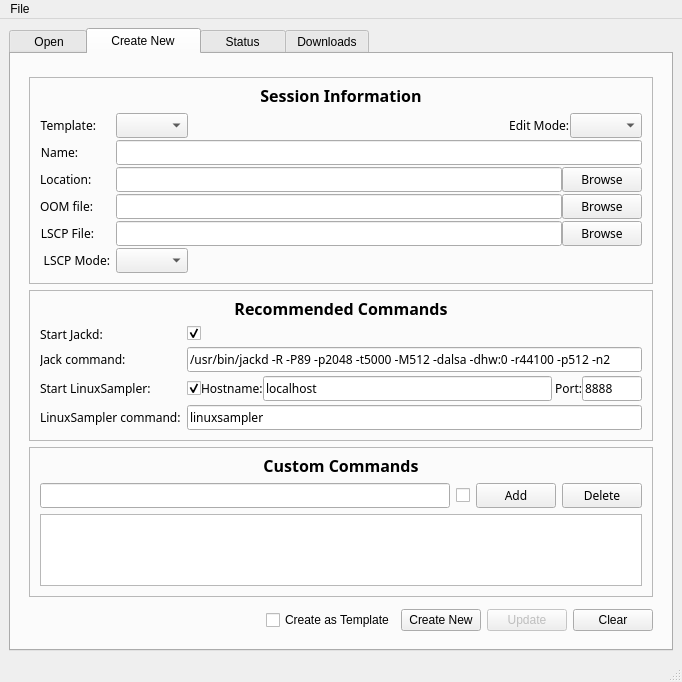
Old version of the form oostudio/OOStudioBase.ui in the repository ccherrett/oom.
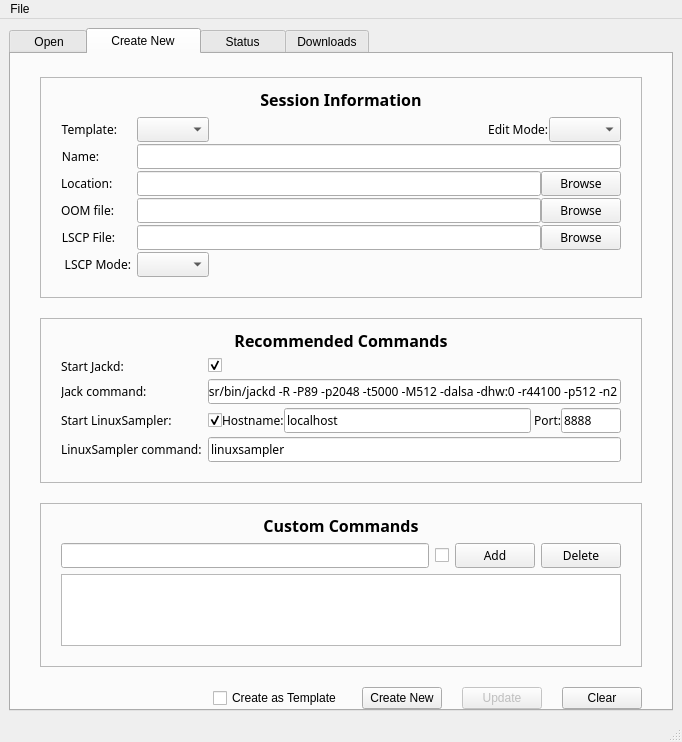
New version of the form. The open tabs and pages were chosen to show the change.

Commit message: OOStudio: Increase spacing on vertical layouts

Diff of the .ui file:
```diff
--- a/oostudio/OOStudioBase.ui
+++ b/oostudio/OOStudioBase.ui
@@ -195,6 +195,15 @@
         <string>    Create New    </string>
        </attribute>
        <layout class="QVBoxLayout" name="verticalLayout_8">
+        <property name="leftMargin">
+         <number>20</number>
+        </property>
+        <property name="rightMargin">
+         <number>20</number>
+        </property>
+        <property name="bottomMargin">
+         <number>0</number>
+        </property>
         <item>
          <widget class="QFrame" name="frame">
           <property name="frameShape">
@@ -207,9 +216,15 @@
            <number>0</number>
           </property>
           <layout class="QVBoxLayout" name="verticalLayout_5">
+           <property name="spacing">
+            <number>20</number>
+           </property>
            <property name="topMargin">
             <number>14</number>
            </property>
+           <property name="bottomMargin">
+            <number>0</number>
+           </property>
            <item>
             <widget class="QFrame" name="m_sessionInfoBox">
              <property name="font">
@@ -225,16 +240,16 @@
              </property>
              <layout class="QVBoxLayout" name="verticalLayout_24">
               <property name="leftMargin">
-               <number>10</number>
+               <number>20</number>
               </property>
               <property name="topMargin">
-               <number>6</number>
+               <number>10</number>
               </property>
               <property name="rightMargin">
-               <number>10</number>
+               <number>20</number>
               </property>
               <property name="bottomMargin">
-               <number>10</number>
+               <number>20</number>
               </property>
               <item>
                <widget class="QLabel" name="label_21">
@@ -507,16 +522,16 @@
              </property>
              <layout class="QVBoxLayout" name="verticalLayout_9">
               <property name="leftMargin">
-               <number>10</number>
+               <number>20</number>
               </property>
               <property name="topMargin">
-               <number>6</number>
+               <number>10</number>
               </property>
               <property name="rightMargin">
-               <number>10</number>
+               <number>20</number>
               </property>
               <property name="bottomMargin">
-               <number>10</number>
+               <number>20</number>
               </property>
               <item>
                <widget class="QLabel" name="label_20">
@@ -687,16 +702,16 @@
              </property>
              <layout class="QVBoxLayout" name="verticalLayout_10">
               <property name="leftMargin">
-               <number>10</number>
+               <number>20</number>
               </property>
               <property name="topMargin">
-               <number>6</number>
+               <number>10</number>
               </property>
               <property name="rightMargin">
-               <number>10</number>
+               <number>20</number>
               </property>
               <property name="bottomMargin">
-               <number>10</number>
+               <number>20</number>
               </property>
               <item>
                <widget class="QLabel" name="label_19">
@@ -796,7 +811,7 @@
            <item>
             <layout class="QHBoxLayout" name="horizontalLayout_4">
              <property name="topMargin">
-              <number>6</number>
+              <number>0</number>
              </property>
              <item>
               <spacer name="horizontalSpacer_2">
```
Left out of the diff: 25 changed lines with no effect on the pictures.
